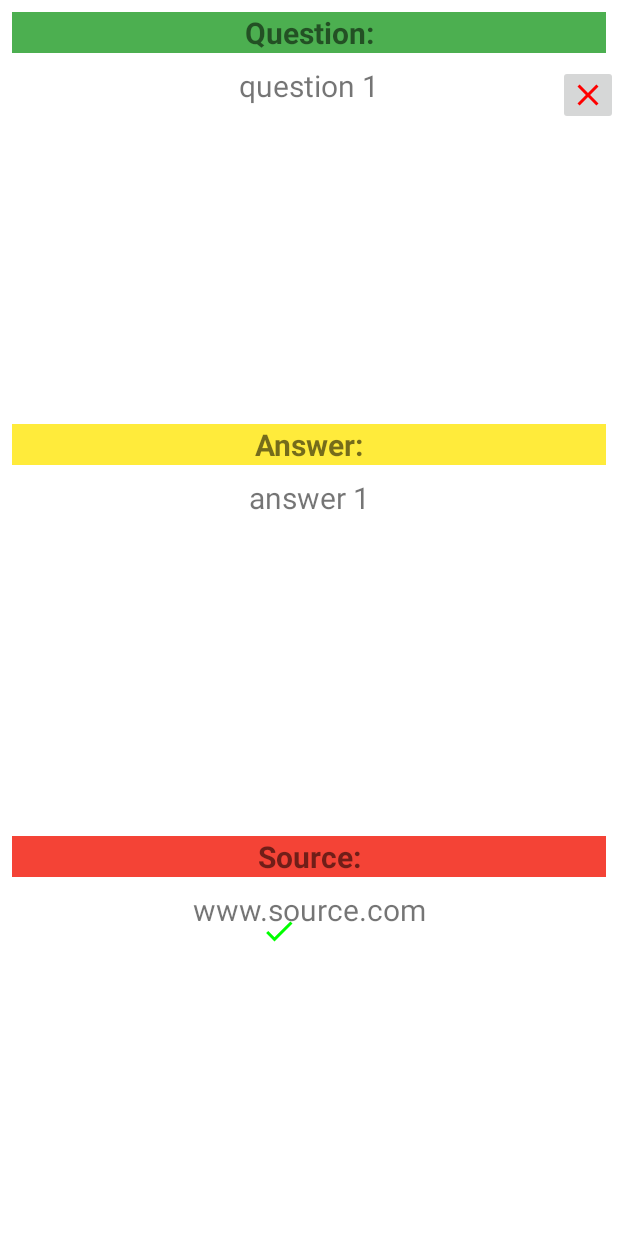
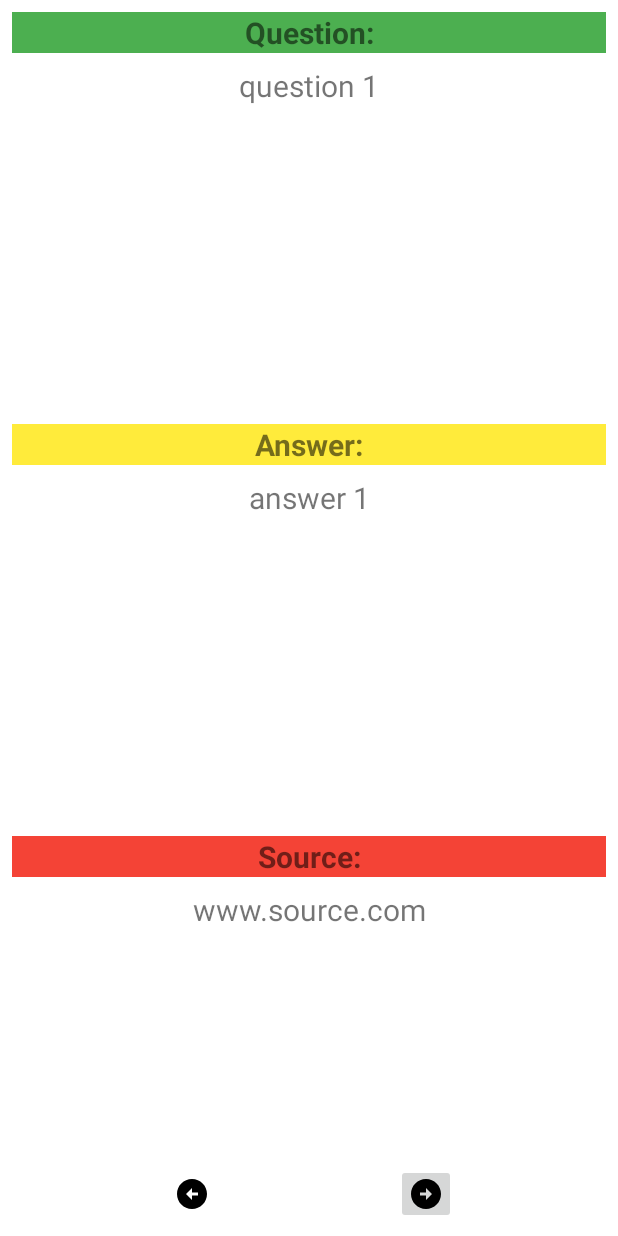
Before and after one commit to interview-prep-platform/interview-prep-client, an Android app: the layout fragment_quiz.xml on its own in the app's theme, with its tools: preview values and no code run, on a phone screen of 412 x 824 dp. Run offline under Robolectric (Android 15) with nearby library versions, the light colour scheme and no system bars.

Commit message:
Adjusted arrows in quiz fragment.

```diff
--- /dev/null
+++ b/app/src/main/res/drawable/ic_baseline_arrow_circle_left_24.xml
@@ -0,0 +1,10 @@
+<vector xmlns:android="http://schemas.android.com/apk/res/android"
+    android:width="24dp"
+    android:height="24dp"
+    android:viewportWidth="24"
+    android:viewportHeight="24"
+    android:tint="?attr/colorControlNormal">
+  <path
+      android:fillColor="@android:color/white"
+      android:pathData="M2,12c0,5.52 4.48,10 10,10s10,-4.48 10,-10c0,-5.52 -4.48,-10 -10,-10C6.48,2 2,6.48 2,12zM12,11l4,0v2l-4,0l0,3l-4,-4l4,-4L12,11z"/>
+</vector>
--- /dev/null
+++ b/app/src/main/res/drawable/ic_baseline_arrow_circle_right_24.xml
@@ -0,0 +1,10 @@
+<vector xmlns:android="http://schemas.android.com/apk/res/android"
+    android:width="24dp"
+    android:height="24dp"
+    android:viewportWidth="24"
+    android:viewportHeight="24"
+    android:tint="?attr/colorControlNormal">
+  <path
+      android:fillColor="@android:color/white"
+      android:pathData="M22,12c0,-5.52 -4.48,-10 -10,-10S2,6.48 2,12c0,5.52 4.48,10 10,10S22,17.52 22,12zM12,13l-4,0v-2l4,0V8l4,4l-4,4V13z"/>
+</vector>
--- a/app/src/main/res/layout/fragment_quiz.xml
+++ b/app/src/main/res/layout/fragment_quiz.xml
@@ -110,25 +110,30 @@
     android:id="@+id/left_arrow"
     android:layout_width="wrap_content"
     android:layout_height="wrap_content"
+    android:layout_margin="@dimen/half_dynamic_spacing"
     android:padding="@dimen/half_dynamic_spacing"
-    android:layout_margin="@dimen/half_dynamic_spacing"
-    android:src="@drawable/ic_check_black_24dp"
-    android:tint="@color/submit"
     android:background="?android:selectableItemBackgroundBorderless"
-    app:layout_constraintTop_toTopOf="@id/source_text"
+    android:contentDescription="@string/save_label"
+    android:src="@drawable/ic_baseline_arrow_circle_left_24"
+    app:layout_constraintBottom_toBottomOf="parent"
     app:layout_constraintEnd_toStartOf="@id/right_arrow"
     app:layout_constraintStart_toStartOf="parent"
-    android:contentDescription="@string/save_label"/>
-
+    app:layout_constraintTop_toBottomOf="@id/source_text"
+    app:layout_constraintVertical_bias="1.0"
+    app:tint="@color/black"/>
   <ImageButton
     android:id="@+id/right_arrow"
     android:layout_width="wrap_content"
     android:layout_height="wrap_content"
+    android:layout_margin="@dimen/half_dynamic_spacing"
     android:padding="@dimen/half_dynamic_spacing"
-    android:src="@drawable/ic_close_black_24dp"
-    android:tint="@color/cancel"
-    app:layout_constraintTop_toTopOf="@id/question_text"
+    android:src="@drawable/ic_baseline_arrow_circle_right_24"
+    app:layout_constraintTop_toBottomOf="@id/source_text"
+    app:layout_constraintStart_toEndOf="@id/left_arrow"
     app:layout_constraintEnd_toEndOf="parent"
-    android:contentDescription="@string/cancel_label"/>
+    app:layout_constraintBottom_toBottomOf="parent"
+    app:layout_constraintVertical_bias="1.0"
+    android:contentDescription="@string/cancel_label"
+    app:tint="@color/black"/>
 
 </androidx.constraintlayout.widget.ConstraintLayout>
```
